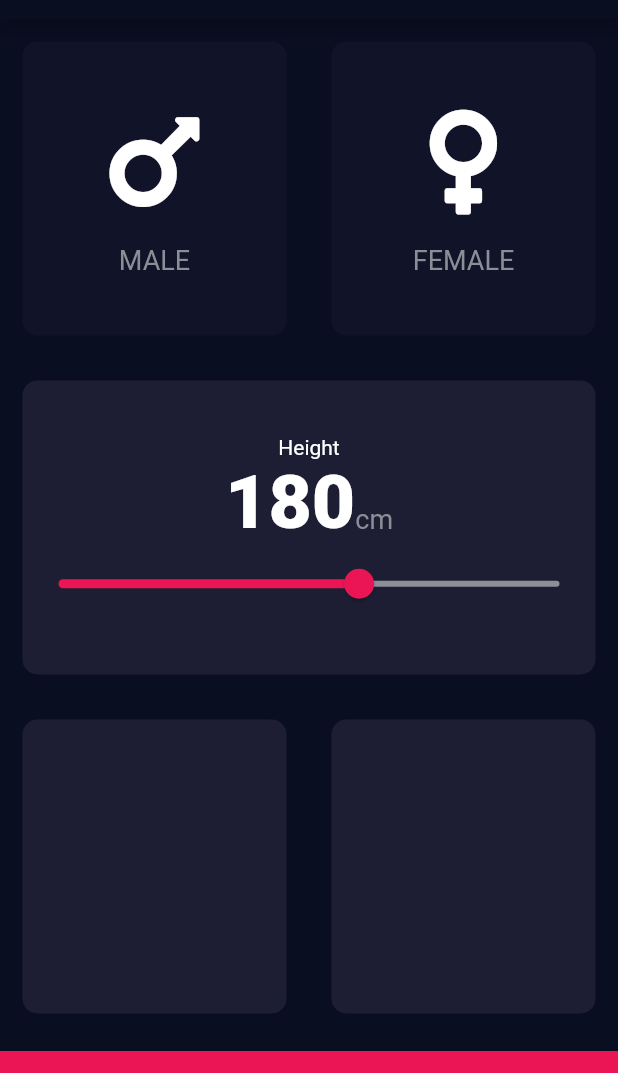
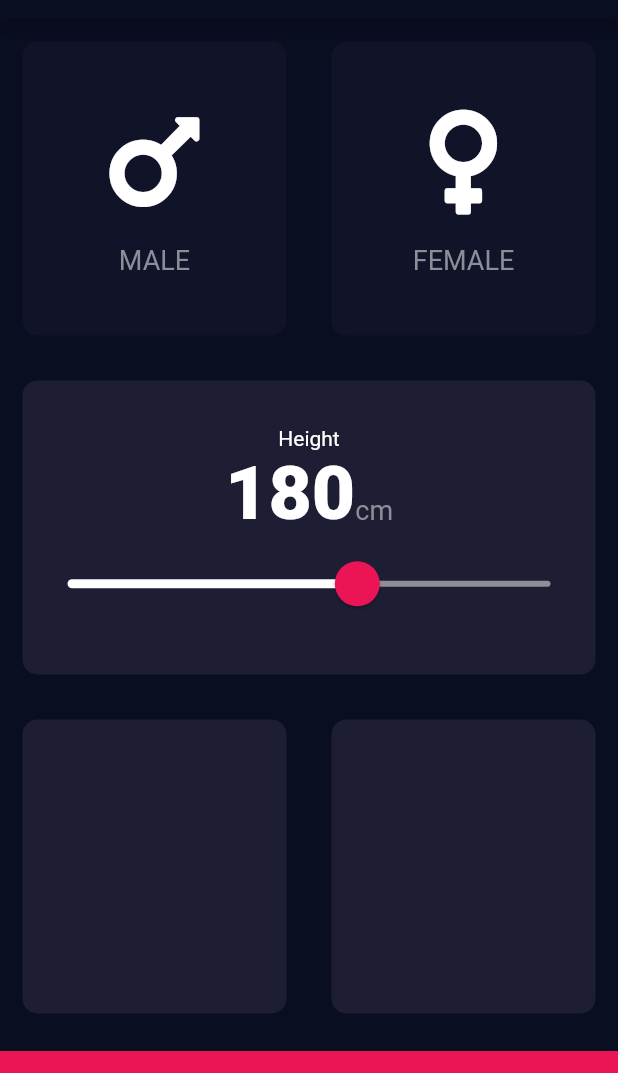
Before and after one commit to nikkashid/flutter_bmiCalculator, a Flutter app: the screen it shows after launch, on a phone screen of 412 x 824 dp, the part 65-1138 px from its top. Run offline on Flutter 3.47's test engine with Material 2 defaults, Android fonts, the phone set to English and light mode, and no system bars; our stand-ins replace font_awesome_flutter.

Commit message:
Providing theme to slider.

```diff
--- a/lib/constants.dart
+++ b/lib/constants.dart
@@ -5,8 +5,15 @@ const kBottomContainerHeight = 80.0;
 const kActiveCardColor = Color(0xFF1D1E33);
 const kInactiveCardColor = Color(0xFF111328);
 const kBottomContainerColor = Color(0xFFEB1555);
+
+//Slider Constants
 const kMinHeight = 120.0;
 const kMaxHeight = 220.0;
+const kThumbColor = Color(0xFFEB1555);
+const kOverlayColor = Color(0x29EB1555);
+const kInactiveTrackColor = Color(0xFF8D8E98);
+const kEnabledThumbRadius = 15.0;
+const kOverlayRadius = 30.0;
 
 const kLabelTextStyle = TextStyle(
   fontSize: 18.0,
--- a/lib/input_dart.dart
+++ b/lib/input_dart.dart
@@ -76,17 +76,27 @@ class _InputPageState extends State<InputPage> {
                       Text('cm', style: kLabelTextStyle)
                     ],
                   ),
-                  Slider(
+                  SliderTheme(
+                    data: SliderTheme.of(context).copyWith(
+                      inactiveTrackColor: kInactiveTrackColor,
+                      activeTrackColor: Colors.white,
+                      thumbColor: kThumbColor,
+                      overlayColor: kOverlayColor,
+                      thumbShape: RoundSliderThumbShape(
+                          enabledThumbRadius: kEnabledThumbRadius),
+                      overlayShape: RoundSliderOverlayShape(
+                          overlayRadius: kOverlayRadius),
+                    ),
+                    child: Slider(
                         value: height.toDouble(),
                         min: kMinHeight,
                         max: kMaxHeight,
-                      activeColor: Color(0xFFEB1555),
-                      inactiveColor: Color(0xFF8D8E98),
                         onChanged: (double newValue) {
                           setState(() {
                             height = newValue.toInt();
                           });
-                      })
+                        }),
+                  )
                 ],
               ),
               () {},
```
Lines whose indentation alone changed are shown as unchanged.
